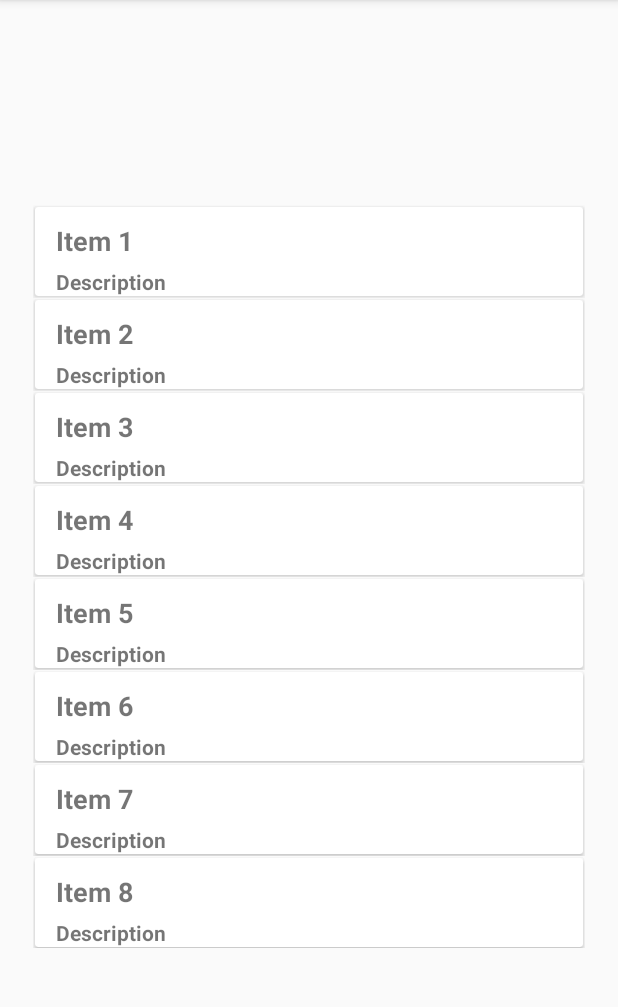
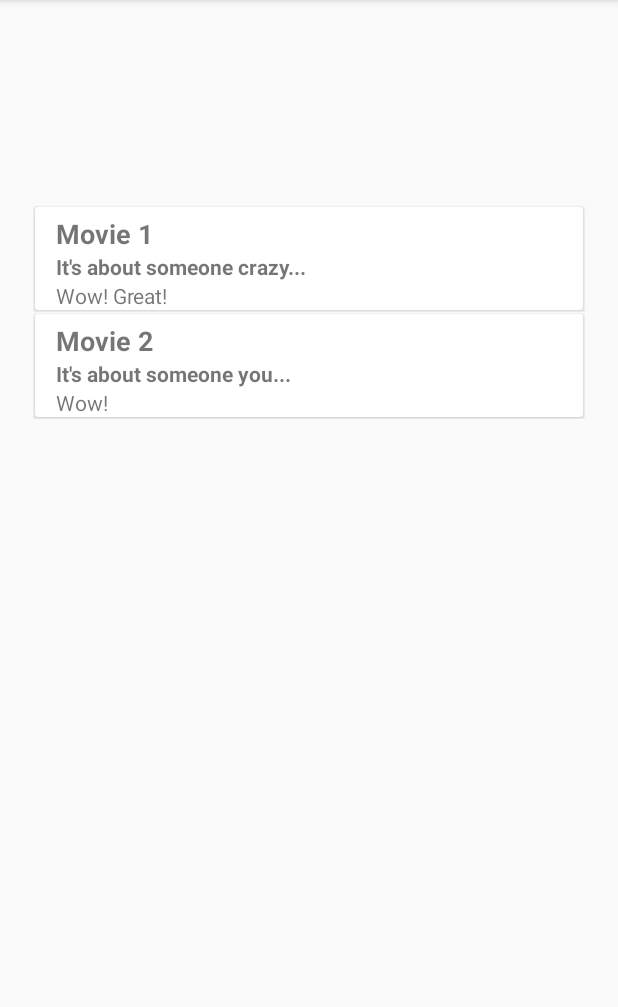
Before and after one commit to buikevin96/Android-Design-Visuals, an Android app: the screen it shows after launch (MainActivity), on a phone screen of 412 x 824 dp, the part 84-1091 px from its top. Run offline under Robolectric (Android 15) with nearby library versions, the phone set to English and light mode, and no system bars.

Commit message:
Updated to display 2 listViews

```diff
--- a/RecyclerView/app/src/main/java/Adapter/MyAdapter.java
+++ b/RecyclerView/app/src/main/java/Adapter/MyAdapter.java
@@ -10,6 +10,8 @@ import android.view.ViewGroup;
 import android.widget.TextView;
 
 import com.example.kevinbui.recyclerview.R;
+
+import org.w3c.dom.Text;
 
 import java.util.List;
 
@@ -39,6 +41,7 @@ public class MyAdapter extends RecyclerView.Adapter<MyAdapter.ViewHolder>{
         ListItem item = listItems.get(i);
         viewHolder.name.setText(item.getName());
         viewHolder.description.setText(item.getDescription());
+        viewHolder.rating.setText(item.getRating());
     }
 
     @Override
@@ -50,12 +53,14 @@ public class MyAdapter extends RecyclerView.Adapter<MyAdapter.ViewHolder>{
     public class ViewHolder extends RecyclerView.ViewHolder{
         public TextView name;
         public TextView description;
+        public TextView rating;
 
         public ViewHolder(@NonNull View itemView) {
             super(itemView);
 
             name = (TextView) itemView.findViewById(R.id.title);
             description = (TextView) itemView.findViewById(R.id.description);
+            rating = (TextView) itemView.findViewById(R.id.rating);
         }
     }
 }
--- a/RecyclerView/app/src/main/java/Model/ListItem.java
+++ b/RecyclerView/app/src/main/java/Model/ListItem.java
@@ -3,13 +3,25 @@ package Model;
 // Represents our list items
 public class ListItem {
 
+
     private String name;
     private String description;
+    private String rating;
 
-    public ListItem(String name, String description) {
+    public ListItem(String name, String description, String rating) {
         this.name = name;
         this.description = description;
+        this.rating = rating;
     }
+
+    public String getRating() {
+        return rating;
+    }
+
+    public void setRating(String rating) {
+        this.rating = rating;
+    }
+
 
     public String getName() {
         return name;
--- a/RecyclerView/app/src/main/java/com/example/kevinbui/recyclerview/MainActivity.java
+++ b/RecyclerView/app/src/main/java/com/example/kevinbui/recyclerview/MainActivity.java
@@ -27,14 +27,21 @@ public class MainActivity extends AppCompatActivity {
         recyclerView.setLayoutManager(new LinearLayoutManager(this));
 
         listItems = new ArrayList <>();
-        for (int i = 0; i < 10; i++){
-            ListItem item = new ListItem(
-                    "Item " + (i+1),
-                    "Description"
-            );
 
-            listItems.add(item); // Add item into listitems each time it goes through
-        }
+        ListItem item1 = new ListItem("Movie 1", "It's about someone crazy...", "Wow! Great!");
+        ListItem item2 = new ListItem("Movie 2", "It's about someone you...", "Wow!");
+
+
+//        for (int i = 0; i < 10; i++){
+//            ListItem item = new ListItem(
+//                    "Item " + (i+1),
+//                    "Description",
+//                    "Excellent"
+//            );
+
+            listItems.add(item1); // Add item into listitems each time it goes through
+            listItems.add(item2);
+        //}
 
         // Sets the adapter and passes it in
         adapter = new MyAdapter(this, listItems);
--- a/RecyclerView/app/src/main/res/layout/list_row.xml
+++ b/RecyclerView/app/src/main/res/layout/list_row.xml
@@ -15,14 +15,14 @@
         <LinearLayout
             android:layout_width="match_parent"
             android:layout_height="match_parent"
+            android:paddingTop="5dp"
+            android:paddingLeft="14dp"
             android:orientation="vertical">
 
             <TextView
                 android:id="@+id/title"
                 android:textStyle="bold"
                 android:textSize="18sp"
-                android:paddingLeft="14dp"
-                android:paddingTop="10dp"
                 android:layout_width="wrap_content"
                 android:layout_height="wrap_content"
                 android:layout_weight="1"
@@ -34,9 +34,16 @@
                 android:layout_width="wrap_content"
                 android:layout_weight="1"
                 android:text="Description"
-                android:paddingTop="5dp"
-                android:paddingLeft="14dp"
                 android:layout_height="wrap_content" />
+
+            <TextView
+                android:id="@+id/rating"
+                android:text="Great!"
+                android:layout_width="wrap_content"
+                android:layout_height="wrap_content"
+                />
+
+
         </LinearLayout>
     </android.support.v7.widget.CardView>
 </RelativeLayout>
```
